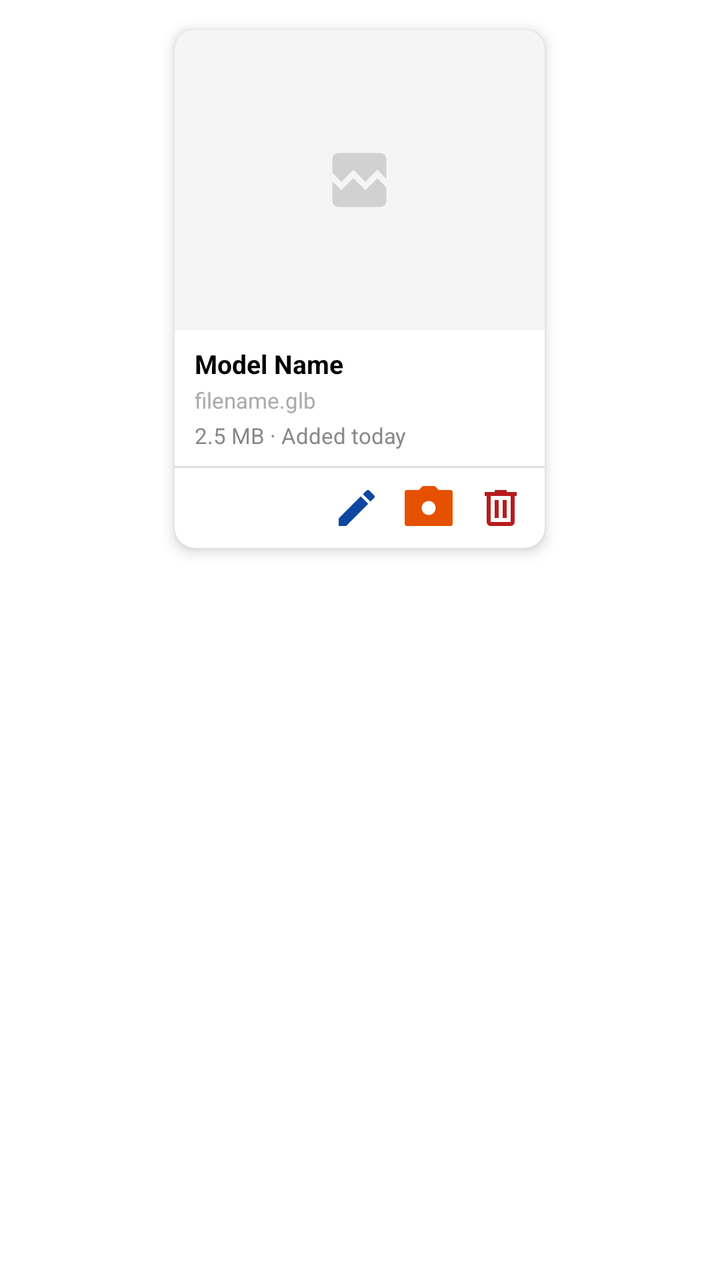
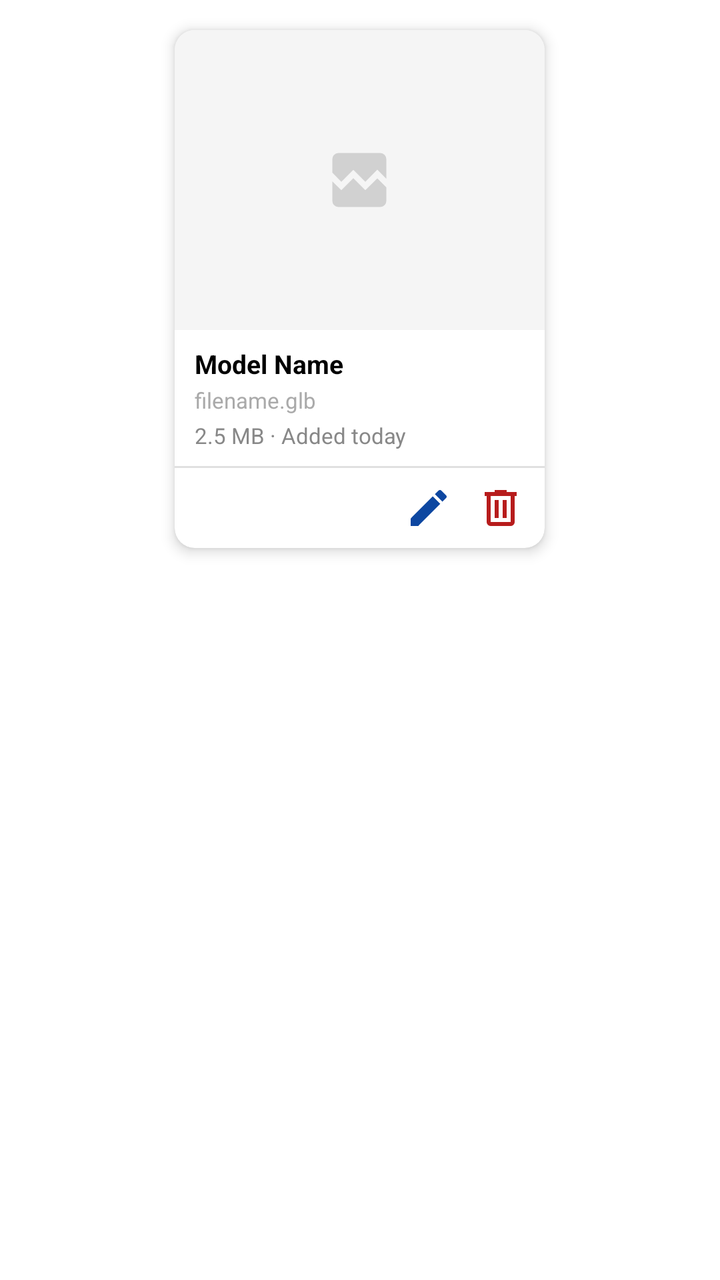

The first picture is an Android layout as it rendered before a commit; the second is the same layout after the commit. The layout source and the unified diff follow.
<!-- AndroidManifest.xml: application theme Theme.SurveyingApp -->
<!-- res/layout/item_model.xml -->
<?xml version="1.0" encoding="utf-8"?>
<LinearLayout xmlns:android="http://schemas.android.com/apk/res/android"
    xmlns:app="http://schemas.android.com/apk/res-auto"
    android:layout_width="match_parent"
    android:layout_height="wrap_content"
    android:gravity="center_horizontal"
    android:padding="6dp">

    <androidx.cardview.widget.CardView
        android:layout_width="wrap_content"
        android:layout_height="wrap_content"
        app:cardCornerRadius="10dp"
        app:cardElevation="4dp"
        app:cardUseCompatPadding="true">

        <LinearLayout
            android:layout_width="wrap_content"
            android:layout_height="wrap_content"
            android:orientation="vertical">

            
            <FrameLayout
                android:layout_width="185dp"
                android:layout_height="150dp"
                android:background="#F5F5F5">

                <ImageView
                    android:id="@+id/image_model_preview"
                    android:layout_width="match_parent"
                    android:layout_height="match_parent"
                    android:scaleType="centerCrop"
                    android:visibility="gone"
                    android:contentDescription="Model thumbnail" />

                <ImageView
                    android:id="@+id/image_model_placeholder"
                    android:layout_width="64dp"
                    android:layout_height="64dp"
                    android:layout_gravity="center"
                    android:src="@drawable/ic_no_thumbnail"
                    android:scaleType="center"
                    android:alpha="0.4"
                    android:contentDescription="No thumbnail available" />

                <ProgressBar
                    android:id="@+id/progress_preview"
                    android:layout_width="32dp"
                    android:layout_height="32dp"
                    android:layout_gravity="center"
                    android:visibility="gone" />

            </FrameLayout>

            
            <LinearLayout
                android:layout_width="185dp"
                android:layout_height="wrap_content"
                android:orientation="vertical"
                android:paddingStart="10dp"
                android:paddingEnd="10dp"
                android:paddingTop="8dp"
                android:paddingBottom="2dp">

                <TextView
                    android:id="@+id/text_model_name"
                    android:layout_width="match_parent"
                    android:layout_height="wrap_content"
                    android:text="Model Name"
                    android:textSize="13sp"
                    android:textStyle="bold"
                    android:textColor="@android:color/black"
                    android:maxLines="2"
                    android:ellipsize="end" />

                <TextView
                    android:id="@+id/text_model_filename"
                    android:layout_width="match_parent"
                    android:layout_height="wrap_content"
                    android:text="filename.glb"
                    android:textSize="11sp"
                    android:textColor="@android:color/darker_gray"
                    android:layout_marginTop="2dp"
                    android:maxLines="1"
                    android:ellipsize="middle" />

                <LinearLayout
                    android:layout_width="wrap_content"
                    android:layout_height="wrap_content"
                    android:orientation="horizontal"
                    android:layout_marginTop="3dp">

                    <TextView
                        android:id="@+id/text_model_size"
                        android:layout_width="wrap_content"
                        android:layout_height="wrap_content"
                        android:text="2.5 MB"
                        android:textSize="11sp"
                        android:textColor="#888888" />

                    <TextView
                        android:layout_width="wrap_content"
                        android:layout_height="wrap_content"
                        android:text=" · "
                        android:textSize="11sp"
                        android:textColor="#888888" />

                    <TextView
                        android:id="@+id/text_model_date"
                        android:layout_width="wrap_content"
                        android:layout_height="wrap_content"
                        android:text="Added today"
                        android:textSize="11sp"
                        android:textColor="#888888" />

                </LinearLayout>

            </LinearLayout>

            
            <View
                android:layout_width="185dp"
                android:layout_height="1dp"
                android:background="#E0E0E0"
                android:layout_marginTop="6dp" />

            
            <LinearLayout
                android:layout_width="185dp"
                android:layout_height="wrap_content"
                android:orientation="horizontal"
                android:gravity="end"
                android:paddingStart="4dp"
                android:paddingEnd="4dp"
                android:paddingTop="2dp"
                android:paddingBottom="2dp">

                <ImageButton
                    android:id="@+id/btn_edit_model"
                    android:layout_width="36dp"
                    android:layout_height="36dp"
                    android:src="@drawable/ic_edit_blue"
                    android:background="?android:attr/selectableItemBackgroundBorderless"
                    android:contentDescription="Edit Model"
                    android:padding="6dp" />

                <ImageButton
                    android:id="@+id/btn_recapture_thumbnail"
                    android:layout_width="36dp"
                    android:layout_height="36dp"
                    android:src="@drawable/ic_camera_orange"
                    android:background="?android:attr/selectableItemBackgroundBorderless"
                    android:contentDescription="Recapture Thumbnail"
                    android:padding="6dp" />

                <ImageButton
                    android:id="@+id/btn_delete_model"
                    android:layout_width="36dp"
                    android:layout_height="36dp"
                    android:src="@drawable/ic_delete_red"
                    android:background="?android:attr/selectableItemBackgroundBorderless"
                    android:contentDescription="Delete Model"
                    android:padding="6dp" />

            </LinearLayout>

        </LinearLayout>
    </androidx.cardview.widget.CardView>

</LinearLayout>
<!-- resources referenced by this layout -->
<resources>
  <!-- drawable ic_camera_orange (drawable) -->
  <?xml version="1.0" encoding="utf-8"?>
  <vector xmlns:android="http://schemas.android.com/apk/res/android"
      android:width="24dp"
      android:height="24dp"
      android:viewportWidth="24"
      android:viewportHeight="24">
      <path
          android:fillColor="#E65100"
          android:pathData="M12,15.5A3.5,3.5 0 0,1 8.5,12A3.5,3.5 0 0,1 12,8.5A3.5,3.5 0 0,1 15.5,12A3.5,3.5 0 0,1 12,15.5M23,3H17L15,1H9L7,3H1C0.45,3 0,3.45 0,4V20C0,20.55 0.45,21 1,21H23C23.55,21 24,20.55 24,20V4C24,3.45 23.55,3 23,3Z" />
  </vector>
  <!-- drawable ic_delete_red (drawable) -->
  <?xml version="1.0" encoding="utf-8"?>
  <vector xmlns:android="http://schemas.android.com/apk/res/android"
      android:width="24dp"
      android:height="24dp"
      android:viewportWidth="24"
      android:viewportHeight="24">
      <path
          android:fillColor="#B71C1C"
          android:pathData="M9,3V4H4V6H5V19A2,2 0 0,0 7,21H17A2,2 0 0,0 19,19V6H20V4H15V3H9M7,6H17V19H7V6M9,8V17H11V8H9M13,8V17H15V8H13Z" />
  </vector>
  <!-- drawable ic_edit_blue (drawable) -->
  <?xml version="1.0" encoding="utf-8"?>
  <vector xmlns:android="http://schemas.android.com/apk/res/android"
      android:width="24dp"
      android:height="24dp"
      android:viewportWidth="24"
      android:viewportHeight="24">
      <path
          android:fillColor="#0D47A1"
          android:pathData="M3,17.25V21h3.75L17.81,9.94l-3.75,-3.75L3,17.25zM20.71,7.04c0.39,-0.39 0.39,-1.02 0,-1.41l-2.34,-2.34c-0.39,-0.39 -1.02,-0.39 -1.41,0l-1.83,1.83 3.75,3.75 1.83,-1.83z" />
  </vector>
  <!-- drawable ic_no_thumbnail (drawable) -->
  <?xml version="1.0" encoding="utf-8"?>
  <vector xmlns:android="http://schemas.android.com/apk/res/android"
      android:width="36dp"
      android:height="36dp"
      android:viewportWidth="24"
      android:viewportHeight="24">
      
      <path
          android:fillColor="#9E9E9E"
          android:pathData="M21,5V11.59L18,8.58L14,12.59L10,8.59L6,12.59L3,9.58V5A2,2 0 0,1 5,3H19A2,2 0 0,1 21,5M18,11.42L21,14.43V19A2,2 0 0,1 19,21H5A2,2 0 0,1 3,19V12.42L6,15.41L10,11.41L14,15.41L18,11.42Z" />
  </vector>
  <style name="Theme.SurveyingApp" parent="Theme.MaterialComponents.DayNight.DarkActionBar">
          
          <item name="colorPrimary">@color/purple_500</item>
          <item name="colorPrimaryVariant">@color/purple_700</item>
          <item name="colorOnPrimary">@color/white</item>
          
          <item name="colorSecondary">@color/teal_200</item>
          <item name="colorSecondaryVariant">@color/teal_700</item>
          <item name="colorOnSecondary">@color/black</item>
          
          <item name="android:statusBarColor">?attr/colorPrimaryVariant</item>
          
      </style>
  <color name="purple_500">#FF6200EE</color>
  <color name="purple_700">#FF3700B3</color>
  <color name="white">#FFFFFFFF</color>
  <color name="teal_200">#FF03DAC5</color>
  <color name="teal_700">#FF018786</color>
  <color name="black">#FF000000</color>
</resources>

<!-- the commit's change to res/layout/item_model.xml (unified diff, before → after) -->
@@ -143,14 +143,14 @@
                     android:contentDescription="Edit Model"
                     android:padding="6dp" />
 
-                <ImageButton
-                    android:id="@+id/btn_recapture_thumbnail"
-                    android:layout_width="36dp"
-                    android:layout_height="36dp"
-                    android:src="@drawable/ic_camera_orange"
-                    android:background="?android:attr/selectableItemBackgroundBorderless"
-                    android:contentDescription="Recapture Thumbnail"
-                    android:padding="6dp" />
+
+
+
+
+
+
+
+
 
                 <ImageButton
                     android:id="@+id/btn_delete_model"
<!-- resource entries referenced after the edit -->
@@ -1,16 +1,5 @@
 <!-- resources referenced by this layout -->
 <resources>
-  <!-- drawable ic_camera_orange (drawable) -->
-  <?xml version="1.0" encoding="utf-8"?>
-  <vector xmlns:android="http://schemas.android.com/apk/res/android"
-      android:width="24dp"
-      android:height="24dp"
-      android:viewportWidth="24"
-      android:viewportHeight="24">
-      <path
-          android:fillColor="#E65100"
-          android:pathData="M12,15.5A3.5,3.5 0 0,1 8.5,12A3.5,3.5 0 0,1 12,8.5A3.5,3.5 0 0,1 15.5,12A3.5,3.5 0 0,1 12,15.5M23,3H17L15,1H9L7,3H1C0.45,3 0,3.45 0,4V20C0,20.55 0.45,21 1,21H23C23.55,21 24,20.55 24,20V4C24,3.45 23.55,3 23,3Z" />
-  </vector>
   <!-- drawable ic_delete_red (drawable) -->
   <?xml version="1.0" encoding="utf-8"?>
   <vector xmlns:android="http://schemas.android.com/apk/res/android"
